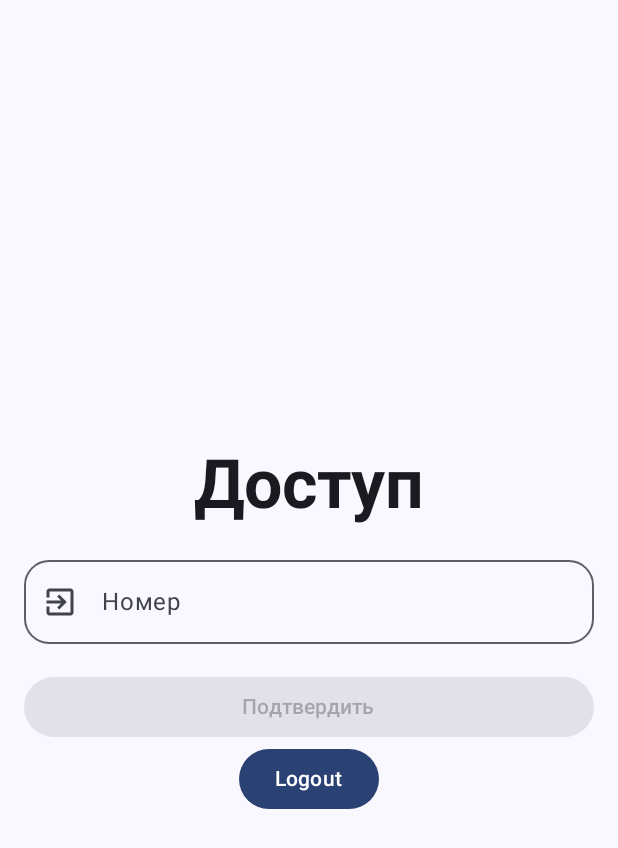
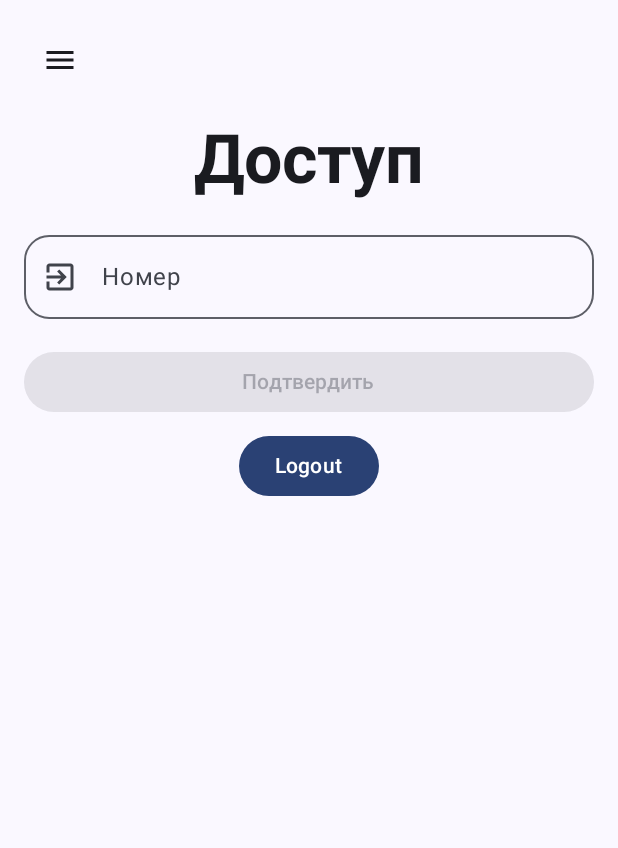
Before and after one commit to ElectronicJuly/ACS_android_app, an Android app built with Jetpack Compose: the SignUpScreen screen opened through its navigation route, on a phone screen of 412 x 824 dp. Shown: the top 848 px of the screen. Run offline under Robolectric (Android 15) with nearby library versions, the phone set to English and light mode, and no system bars; our stand-ins replace Firebase (no records; nobody signed in at launch, a user with empty details on screens opened directly).

Commit message:
-functioning checkbox, started working on sidebar

```diff
--- a/app/build.gradle.kts
+++ b/app/build.gradle.kts
@@ -13,7 +13,7 @@ android {
         minSdk = 27
         targetSdk = 34
         versionCode = 1
-        versionName = "1.0"
+        versionName = "0.01-beta"
 
         testInstrumentationRunner = "androidx.test.runner.AndroidJUnitRunner"
         vectorDrawables {
@@ -73,6 +73,7 @@ dependencies {
     implementation("com.google.firebase:firebase-firestore:22.0.1’")
     //navigation
     implementation("androidx.navigation:navigation-compose:2.7.7")
+
     //implementation ("androidx.compose.material:material-icons-extended:navigation-compose:2.7.7")
     //biometric
     implementation("androidx.biometric:biometric-ktx:1.2.0-alpha05")
--- a/app/src/main/java/com/example/acs/login/LoginScreen.kt
+++ b/app/src/main/java/com/example/acs/login/LoginScreen.kt
@@ -1,33 +1,46 @@
 package com.example.acs.login
 
-import android.content.ContentValues.TAG
-import android.util.Log
-import android.widget.Toast
+
+import android.content.ContentValues
 import android.content.Context
 import android.os.Build
 import android.provider.Settings
+import android.util.Log
+import android.widget.Toast
+import androidx.compose.foundation.background
 import androidx.compose.foundation.layout.Arrangement
+import androidx.compose.foundation.layout.Box
 import androidx.compose.foundation.layout.Column
 import androidx.compose.foundation.layout.Row
 import androidx.compose.foundation.layout.Spacer
+import androidx.compose.foundation.layout.fillMaxHeight
 import androidx.compose.foundation.layout.fillMaxSize
 import androidx.compose.foundation.layout.fillMaxWidth
 import androidx.compose.foundation.layout.height
 import androidx.compose.foundation.layout.padding
+import androidx.compose.foundation.layout.width
 import androidx.compose.foundation.rememberScrollState
 import androidx.compose.foundation.verticalScroll
 import androidx.compose.material.icons.Icons
 import androidx.compose.material.icons.filled.Lock
+import androidx.compose.material.icons.filled.Menu
 import androidx.compose.material.icons.filled.Person
 import androidx.compose.material3.Button
 import androidx.compose.material3.Checkbox
-import androidx.compose.material3.Switch
+import androidx.compose.material3.DrawerValue
+import androidx.compose.material3.Icon
+import androidx.compose.material3.IconButton
+import androidx.compose.material3.ModalNavigationDrawer
 import androidx.compose.material3.Text
+import androidx.compose.material3.rememberDrawerState
 import androidx.compose.runtime.Composable
+import androidx.compose.runtime.LaunchedEffect
 import androidx.compose.runtime.mutableStateOf
+import androidx.compose.runtime.remember
 import androidx.compose.runtime.saveable.rememberSaveable
 import androidx.compose.ui.Alignment
 import androidx.compose.ui.Modifier
+import androidx.compose.ui.graphics.Color
 import androidx.compose.ui.platform.LocalContext
 import androidx.compose.ui.text.input.KeyboardType
 import androidx.compose.ui.text.input.PasswordVisualTransformation
@@ -39,14 +52,12 @@ import com.example.acs.components.PasswordTextField
 import com.example.acs.ui.theme.ACSTheme
 import com.google.firebase.Firebase
 import com.google.firebase.Timestamp
-import com.google.firebase.auth.FirebaseAuth
 import com.google.firebase.auth.auth
 import com.google.firebase.firestore.FirebaseFirestore
 import java.time.Instant
 
 val defaultPadding = 16.dp
 val itemSpacing = 8.dp
-var saveLoginInfo = true
 
 fun SaveUserData(auth: String, context: Context): HashMap<String, Any> {
     val taskData = HashMap<String, Any>()
@@ -62,13 +73,17 @@ fun SaveUserData(auth: String, context: Context): HashMap<String, Any> {
     taskData["devide_id"] = Settings.Secure.getString(context.contentResolver, Settings.Secure.ANDROID_ID)
     taskData["android_version"] = System.getProperty("os.version")
 
-
+    val packageInfo = context.packageManager.getPackageInfo(context.packageName, 0)
+    taskData["version_name"] = packageInfo.versionName
     return taskData
 }
+
 
 @Composable
 fun LoginScreen(onSignUpClick: () -> Unit){
 
+    val openDrawer = remember { mutableStateOf(false) }
+    val drawerState = rememberDrawerState(DrawerValue.Closed)
 
 
     val (userName, setUsername) = rememberSaveable {
@@ -77,6 +92,7 @@ fun LoginScreen(onSignUpClick: () -> Unit){
     val (password, onPasswordChance) = rememberSaveable {
         mutableStateOf("")
     }
+
 
 
     val isFieldsEmpty = userName.isNotEmpty() && password.isNotEmpty()
@@ -91,6 +107,22 @@ fun LoginScreen(onSignUpClick: () -> Unit){
     if (userId != null) {
         onSignUpClick()
     }
+
+
+        ModalNavigationDrawer(
+            drawerState = drawerState,
+            drawerContent = {
+                Box(
+                    modifier = Modifier
+                        .fillMaxHeight()
+                        .width(250.dp)
+                        .background(color = Color.Black.copy(alpha = 0.8f)) // Set background color
+                ) {
+                    // Your sidebar content goes here
+                    Text("This is the sidebar content")
+                }
+            },
+            content = {
                 Column (
                     modifier = Modifier
                         .fillMaxSize()
@@ -99,12 +131,29 @@ fun LoginScreen(onSignUpClick: () -> Unit){
                     horizontalAlignment = Alignment.CenterHorizontally,
                     verticalArrangement = Arrangement.Top
                 ){
+                    IconButton(
+                        modifier = Modifier
+                            .align(Alignment.Start),
+                        onClick =
+                        {
+                            openDrawer.value = true
+                        }
+                    ) {
+                        Icon(Icons.Default.Menu, contentDescription = "Open Menu")
+                    }
                     HeaderText(
                         text = "Аутентификация",
                         modifier = Modifier
                             .padding(vertical = defaultPadding)
 
                     )
+
+                    LaunchedEffect(openDrawer.value) {
+                        if (openDrawer.value) {
+                            drawerState.open()
+                            openDrawer.value = false // Reset state after opening
+                        }
+                    }
                     LoginTextField(
 
                         value = userName,
@@ -127,17 +176,16 @@ fun LoginScreen(onSignUpClick: () -> Unit){
 
                     )
                     Spacer(Modifier.height(itemSpacing))
-        val checkboxRow = Row( // Using Row for horizontal layout
+
+                    val isChecked = remember { mutableStateOf(false) }
+                    val checkboxRow = Row(
                         modifier = Modifier.align(Alignment.Start)
                     ) {
                         val checkbox = Checkbox(
-                checked = false,
+                            checked = isChecked.value, // Set initial checked state
 
                             enabled = true,
-                onCheckedChange = {
-                    isChecked ->
-                    Log.d(tag, "Checkbox state changed: $isChecked")
-                }
+                            onCheckedChange = { isChecked.value = it }
 
                         )
                         val text = Text(
@@ -155,7 +203,7 @@ fun LoginScreen(onSignUpClick: () -> Unit){
                                 .addOnCompleteListener() { task ->
                                     if (task.isSuccessful) {
                                         val db = FirebaseFirestore.getInstance()
-                            Log.d(TAG, "signInWithEmail:success")
+                                        Log.d(ContentValues.TAG, "signInWithEmail:success")
                                         Toast.makeText(
                                             context,
                                             "Аутентификация прошла успешно",
@@ -169,7 +217,7 @@ fun LoginScreen(onSignUpClick: () -> Unit){
                                             .addOnFailureListener {
                                                 Log.d(tag, "Encountered error while adding to db")
                                             }
-                            if (saveLoginInfo) {
+                                        if (isChecked.value) {
                                             val sharedPreferences = context.getSharedPreferences("user_prefs", Context.MODE_PRIVATE)
                                             val editor = sharedPreferences.edit()
                                             editor.putString("user_uid", auth.currentUser?.uid.toString())
@@ -179,7 +227,7 @@ fun LoginScreen(onSignUpClick: () -> Unit){
                                         onSignUpClick()
 
                                     } else {
-                            Log.w(TAG, "signInWithEmail:failure", task.exception)
+                                        Log.w(ContentValues.TAG, "signInWithEmail:failure", task.exception)
                                         Toast.makeText(
                                             context,
                                             "Вход не осуществлен",
@@ -192,7 +240,11 @@ fun LoginScreen(onSignUpClick: () -> Unit){
                         Text("Вход")
                     }
                 }
+            },
+            gesturesEnabled = true, // Allow swiping to open/close drawer
+        )
     }
+
 
 
 @Preview (showSystemUi = true)
--- a/app/src/main/java/com/example/acs/signup/SignUpScreen.kt
+++ b/app/src/main/java/com/example/acs/signup/SignUpScreen.kt
@@ -1,54 +1,60 @@
 package com.example.acs.signup
 
-import android.content.ContentValues
 import android.content.Context
-import android.os.Build
 import android.util.Log
 import android.widget.Toast
-import androidx.compose.foundation.layout.Arrangement
+import androidx.compose.foundation.background
+import androidx.compose.foundation.layout.Box
 import androidx.compose.foundation.layout.Column
 import androidx.compose.foundation.layout.Row
 import androidx.compose.foundation.layout.Spacer
+import androidx.compose.foundation.layout.fillMaxHeight
 import androidx.compose.foundation.layout.fillMaxSize
 import androidx.compose.foundation.layout.fillMaxWidth
 import androidx.compose.foundation.layout.height
 import androidx.compose.foundation.layout.padding
-import androidx.compose.foundation.layout.statusBarsPadding
+import androidx.compose.foundation.layout.width
 import androidx.compose.foundation.rememberScrollState
 import androidx.compose.foundation.verticalScroll
 import androidx.compose.material.icons.Icons
 import androidx.compose.material.icons.filled.ExitToApp
+import androidx.compose.material.icons.filled.Menu
 import androidx.compose.material3.Button
+import androidx.compose.material3.DrawerValue
+import androidx.compose.material3.Icon
+import androidx.compose.material3.IconButton
+import androidx.compose.material3.ModalNavigationDrawer
 import androidx.compose.material3.Text
+import androidx.compose.material3.rememberDrawerState
 import androidx.compose.runtime.Composable
+import androidx.compose.runtime.LaunchedEffect
+import androidx.compose.runtime.getValue
 import androidx.compose.runtime.mutableStateOf
 import androidx.compose.runtime.remember
+import androidx.compose.runtime.saveable.rememberSaveable
 import androidx.compose.runtime.setValue
-import androidx.compose.runtime.getValue
-import androidx.compose.runtime.saveable.rememberSaveable
+import androidx.compose.ui.Alignment
 import androidx.compose.ui.Modifier
-import androidx.compose.ui.Alignment
+import androidx.compose.ui.graphics.Color
 import androidx.compose.ui.platform.LocalContext
 import androidx.compose.ui.tooling.preview.Preview
 import androidx.compose.ui.unit.dp
 import androidx.fragment.app.FragmentActivity
+import com.example.acs.BiometricAuthenticator
+import com.example.acs.Route
 import com.example.acs.components.HeaderText
 import com.example.acs.components.LoginTextField
-import com.example.acs.login.defaultPadding
-import com.example.acs.login.itemSpacing
+import com.example.acs.login.SaveUserData
 import com.example.acs.ui.theme.ACSTheme
-import com.example.acs.BiometricAuthenticator
-import com.example.acs.Route
-import com.google.firebase.Timestamp
 import com.google.firebase.firestore.FirebaseFirestore
-import java.time.Instant
-import com.example.acs.login.SaveUserData
 
 val defaultPadding = 16.dp
 val itemSpacing = 8.dp
 @Composable
 fun SignUpScreen(onLoginClick: () -> Unit)  {
 
+    val openDrawer = remember { mutableStateOf(false) }
+    val drawerState = rememberDrawerState(DrawerValue.Closed)
     val (idDoor, onIdDoorChange) = rememberSaveable {
         mutableStateOf("")
     }
@@ -60,21 +66,52 @@ fun SignUpScreen(onLoginClick: () -> Unit)  {
     val sharedPreferences = context.getSharedPreferences("user_prefs", Context.MODE_PRIVATE)
     val userId = sharedPreferences.getString("user_uid", null)
     val userMail = sharedPreferences.getString("user_mail", null)
-
+    var message by remember {
+        mutableStateOf("")
+    }
     val tag = "MyActivity"
-
+    ModalNavigationDrawer(
+        drawerState = drawerState,
+        gesturesEnabled = true,
+        drawerContent = {
+            Box(
+                modifier = Modifier
+                    .fillMaxHeight()
+                    .width(250.dp)
+                    .background(color = Color.Black.copy(alpha = 0.8f)) // Set background color
+            ) {
+                // Your sidebar content goes here
+                Text("This is the sidebar content")
+            }
+        },
+        content = @androidx.compose.runtime.Composable {
             Column(
                 modifier = Modifier
                     .fillMaxSize()
                     .verticalScroll(rememberScrollState())
-            .padding(defaultPadding),
+                    .padding(com.example.acs.login.defaultPadding),
                 horizontalAlignment = Alignment.CenterHorizontally,
-        verticalArrangement = Arrangement.Center
             ) {
+                IconButton(
+                    modifier = Modifier
+                        .align(Alignment.Start),
+                    onClick =
+                    {
+                        openDrawer.value = true
+                    }
+                ) {
+                    Icon(Icons.Default.Menu, contentDescription = "Open Menu")
+                }
+                LaunchedEffect(openDrawer.value) {
+                    if (openDrawer.value) {
+                        drawerState.open()
+                        openDrawer.value = false // Reset state after opening
+                    }
+                }
                 HeaderText(
                     text = "Доступ",
                     modifier = Modifier
-                .padding(vertical = defaultPadding)
+                        .padding(vertical = com.example.acs.login.defaultPadding)
                 )
                 LoginTextField(
                     modifier = Modifier.fillMaxWidth(),
@@ -83,12 +120,10 @@ fun SignUpScreen(onLoginClick: () -> Unit)  {
                     labelText = "Номер",
                     leadingIcon = Icons.Default.ExitToApp
                 )
-        Spacer(Modifier.height(itemSpacing + 10.dp))
+                Spacer(Modifier.height(com.example.acs.login.itemSpacing + 10.dp))
                 val activity = LocalContext.current as FragmentActivity
-        var message by remember {
-            mutableStateOf("")
-        }
-        Button(modifier = Modifier.fillMaxWidth(), enabled = isFieldsNotEmpty,
+                Button(
+                    modifier = Modifier.fillMaxWidth(), enabled = isFieldsNotEmpty,
                     onClick = {
 
                         biometricAuthenticator.promptBiometricAuth(
@@ -98,7 +133,7 @@ fun SignUpScreen(onLoginClick: () -> Unit)  {
                             fragmentActivity = activity,
                             onSuccess = {
                                 message = "Успех"
-                            if (authenticate(idDoor)){
+                                if (authenticate(idDoor)) {
                                     Toast.makeText(context, "Успешно", Toast.LENGTH_SHORT).show()
                                     val db = FirebaseFirestore.getInstance()
 
@@ -114,27 +149,31 @@ fun SignUpScreen(onLoginClick: () -> Unit)  {
                                         }
 
                                 } else {
-                                Toast.makeText(context,"Ошибка ввода", Toast.LENGTH_SHORT).show()
+                                    Toast.makeText(context, "Ошибка ввода", Toast.LENGTH_SHORT)
+                                        .show()
                                 }
                             },
                             onFailed = {
                                 message = "Неверный отпечаток"
                             },
                             onError = { _, error ->
-                            message =error
+                                message = error
                             }
                         )
 
-        }, ) {
+                    },
+                ) {
                     Text("Подтвердить")
 
                 }
+                Spacer(Modifier.height(com.example.acs.login.itemSpacing))
                 Row {
-            Spacer(modifier = Modifier
-                .align(Alignment.Bottom))
+                    Spacer(
+                        modifier = Modifier
+                            .align(Alignment.Bottom)
+                    )
                     Button(
                         modifier = Modifier
-
                             .padding(),
                         enabled = true,
                         onClick = {
@@ -143,22 +182,18 @@ fun SignUpScreen(onLoginClick: () -> Unit)  {
                             editor.putString("user_mail", null)
                             editor.apply()
                             onLoginClick()
-                }, ) {
+                        },
+                    ) {
                         Text("Logout")
                     }
-
-
                 }
-
-
             }
-
+        })
 }
 
 
 
-
-private fun authenticate(username: String): Boolean{
+fun authenticate(username: String): Boolean{
     val idDoor = "404"
     return username == idDoor
 
```
Lines whose indentation alone changed are shown as unchanged.
